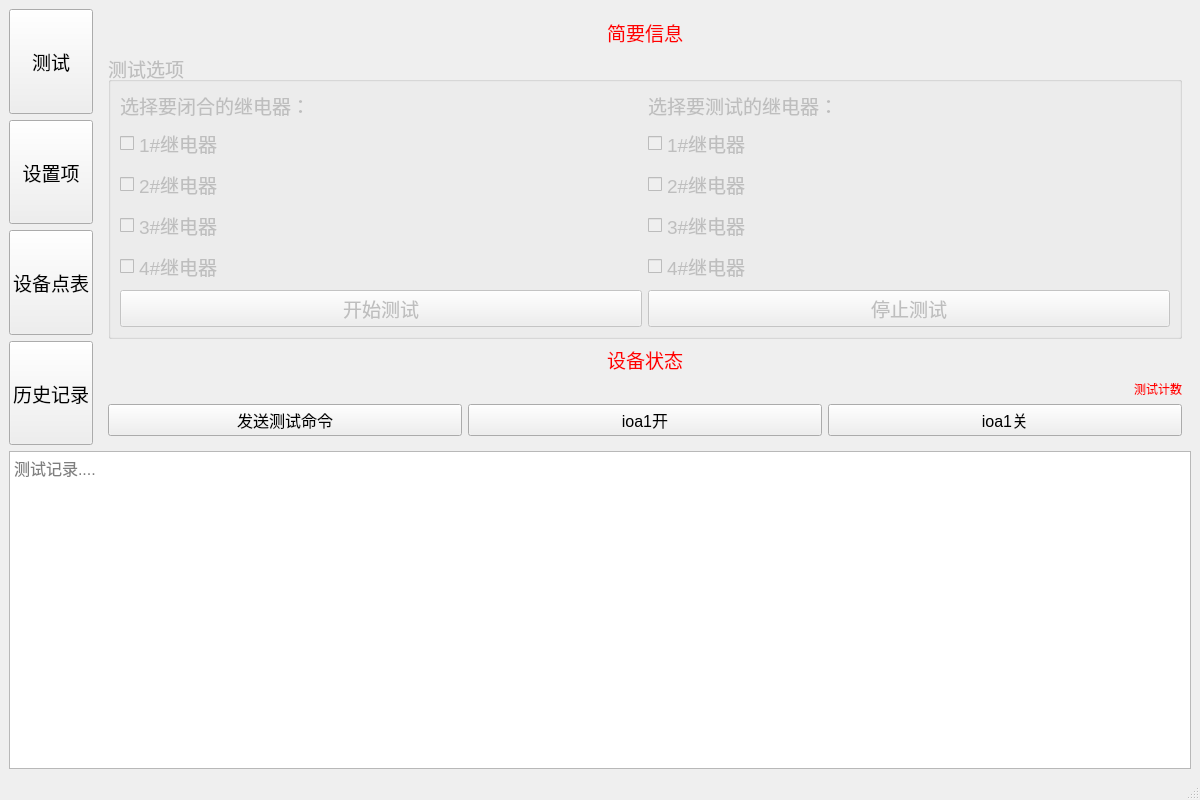
Above: mainwindow.ui from LXKJ-LRY/104TestProgram before the change. Below: the same form after it.
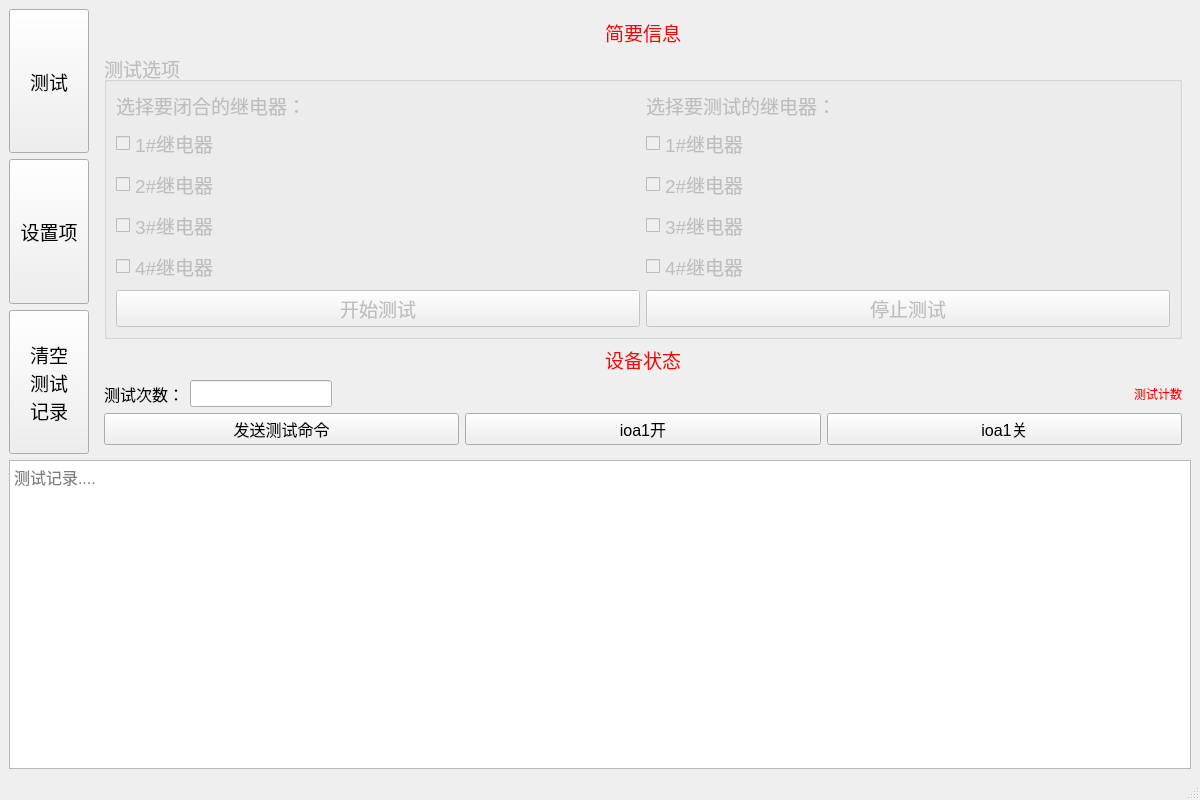
That is the form after the change.

Commit message: update tips of test result and can modify test number now

What changed in the file:
```diff
--- a/mainwindow.ui
+++ b/mainwindow.ui
@@ -67,25 +67,9 @@
          </font>
         </property>
         <property name="text">
-         <string>设备点表</string>
-        </property>
-       </widget>
-      </item>
-      <item>
-       <widget class="QPushButton" name="historyTestButton">
-        <property name="sizePolicy">
-         <sizepolicy hsizetype="Preferred" vsizetype="Preferred">
-          <horstretch>0</horstretch>
-          <verstretch>0</verstretch>
-         </sizepolicy>
-        </property>
-        <property name="font">
-         <font>
-          <pointsize>14</pointsize>
-         </font>
-        </property>
-        <property name="text">
-         <string>历史记录</string>
+         <string>清空
+测试
+记录</string>
         </property>
        </widget>
       </item>
@@ -263,17 +247,60 @@
          </widget>
         </item>
         <item>
-         <widget class="QLabel" name="testCounterLabel">
-          <property name="styleSheet">
-           <string notr="true">color: rgb(255, 0, 0);</string>
-          </property>
-          <property name="text">
-           <string>测试计数</string>
-          </property>
-          <property name="alignment">
-           <set>Qt::AlignRight|Qt::AlignTrailing|Qt::AlignVCenter</set>
-          </property>
-         </widget>
+         <layout class="QHBoxLayout" name="horizontalLayout">
+          <item>
+           <widget class="QLabel" name="label">
+            <property name="sizePolicy">
+             <sizepolicy hsizetype="Fixed" vsizetype="Preferred">
+              <horstretch>0</horstretch>
+              <verstretch>0</verstretch>
+             </sizepolicy>
+            </property>
+            <property name="text">
+             <string>测试次数：</string>
+            </property>
+           </widget>
+          </item>
+          <item>
+           <widget class="QLineEdit" name="testNumberEdit">
+            <property name="sizePolicy">
+             <sizepolicy hsizetype="Fixed" vsizetype="Preferred">
+              <horstretch>0</horstretch>
+              <verstretch>0</verstretch>
+             </sizepolicy>
+            </property>
+           </widget>
+          </item>
+          <item>
+           <spacer name="horizontalSpacer_2">
+            <property name="orientation">
+             <enum>Qt::Horizontal</enum>
+            </property>
+            <property name="sizeType">
+             <enum>QSizePolicy::Fixed</enum>
+            </property>
+            <property name="sizeHint" stdset="0">
+             <size>
+              <width>40</width>
+              <height>20</height>
+             </size>
+            </property>
+           </spacer>
+          </item>
+          <item>
+           <widget class="QLabel" name="testCounterLabel">
+            <property name="styleSheet">
+             <string notr="true">color: rgb(255, 0, 0);</string>
+            </property>
+            <property name="text">
+             <string>测试计数</string>
+            </property>
+            <property name="alignment">
+             <set>Qt::AlignRight|Qt::AlignTrailing|Qt::AlignVCenter</set>
+            </property>
+           </widget>
+          </item>
+         </layout>
         </item>
         <item>
          <layout class="QHBoxLayout" name="testButtonHLayout">
```
Left out of the diff: 40 changed lines with no effect on the pictures. The commit also changes 16 other files.
